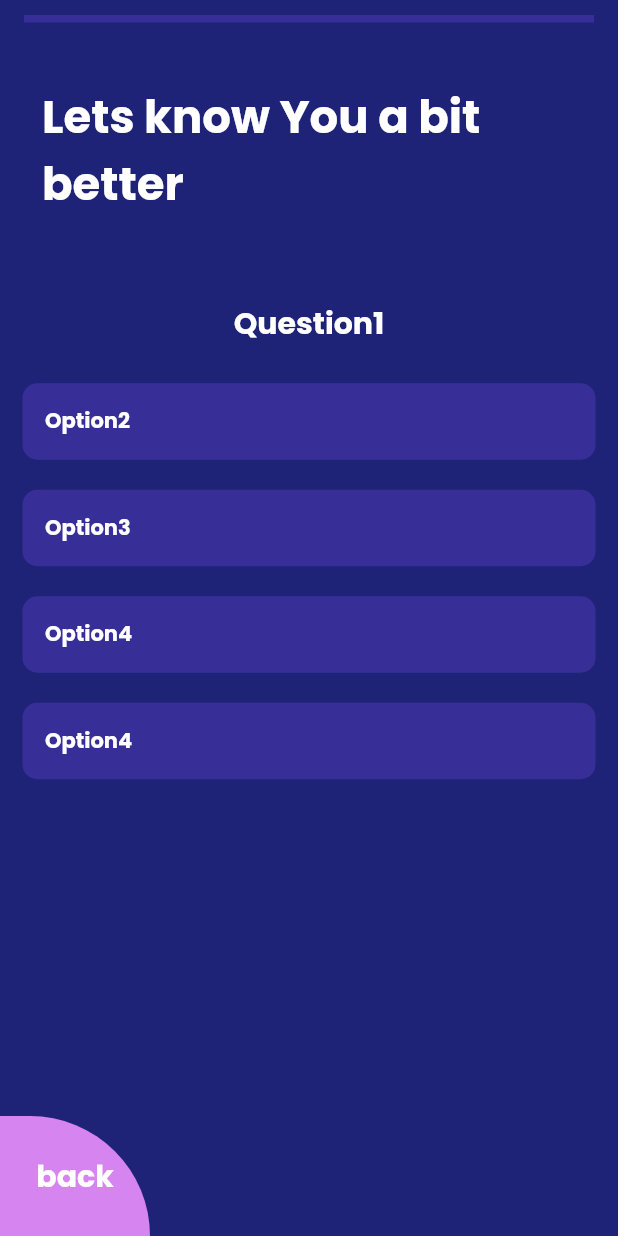
After one commit to rituraj2000/resonate2k21, a Flutter app: the Learning_Path_Quiz screen opened directly, on a phone screen of 412 x 824 dp. The commit adds this screen. Run offline on Flutter 3.47's test engine with Material 2 defaults, Android fonts, the phone set to English and light mode, and no system bars; our stand-ins replace carousel_slider, font_awesome_flutter; missing offline and left inert: flutter_phone_direct_caller.

Commit message:
Home page updated

```diff
--- /dev/null
+++ b/lib/Screens/Screens/Home/Learing_path_Quiz.dart
@@ -0,0 +1,158 @@
+import 'package:flutter/material.dart';
+import 'package:mentprism/ReusableAssets/Progress_Bar.dart';
+import 'package:mentprism/ReusableAssets/rounded_BackButton.dart';
+import 'package:mentprism/Screens/Screens/Journal_Page/questions_Journal.dart';
+import 'package:mentprism/const.dart';
+import 'Learning_Path_Quiz_Questions.dart';
+
+class Learning_Path_Quiz extends StatefulWidget {
+  @override
+  _Learning_Path_QuizState createState() => _Learning_Path_QuizState();
+}
+
+class _Learning_Path_QuizState extends State<Learning_Path_Quiz> {
+  Quiz quiz = Quiz();
+  int current_index = 0;
+  int net_Poit = 0;
+
+  @override
+  Widget build(BuildContext context) {
+    return Scaffold(
+      backgroundColor: primaryBlue,
+      body: SafeArea(
+        child: Column(
+          mainAxisAlignment: MainAxisAlignment.spaceBetween,
+          crossAxisAlignment: CrossAxisAlignment.center,
+          children: [
+            Column(
+              children: [
+                Progress_Tab(),
+                Top_Heading(),
+                Quiz_Question(
+                  quiz: quiz,
+                  question_index: current_index,
+                ),
+                Answer_Button(
+                  quiz: quiz,
+                  question_index: current_index,
+                  option_number: 0,
+                  ontap: () {
+                    if (current_index != (quiz.quiz_Question.length - 1)) {
+                      setState(() {
+                        current_index++;
+                      });
+                    }
+                  },
+                ),
+                Answer_Button(
+                  quiz: quiz,
+                  question_index: current_index,
+                  option_number: 1,
+                  ontap: () {
+                    if (current_index != (quiz.quiz_Question.length - 1)) {
+                      setState(() {
+                        current_index++;
+                      });
+                    }
+                  },
+                ),
+                Answer_Button(
+                  quiz: quiz,
+                  question_index: current_index,
+                  option_number: 2,
+                  ontap: () {
+                    if (current_index != (quiz.quiz_Question.length - 1)) {
+                      setState(() {
+                        current_index++;
+                      });
+                    }
+                  },
+                ),
+                Answer_Button(
+                  quiz: quiz,
+                  question_index: current_index,
+                  option_number: 2,
+                  ontap: () {
+                    if (current_index != (quiz.quiz_Question.length - 1)) {
+                      setState(() {
+                        current_index++;
+                      });
+                    }
+                  },
+                ),
+              ],
+            ),
+            BackButtonRound(),
+          ],
+        ),
+      ),
+    );
+  }
+}
+
+class Answer_Button extends StatelessWidget {
+  Answer_Button(
+      {this.quiz, this.option_number, this.ontap, this.question_index});
+  final Quiz quiz;
+  final int option_number;
+  final Function ontap;
+  final int question_index;
+
+  @override
+  Widget build(BuildContext context) {
+    return GestureDetector(
+      onTap: ontap,
+      child: Container(
+        margin: EdgeInsets.symmetric(horizontal: 15, vertical: 10),
+        alignment: Alignment.centerLeft,
+        width: double.infinity,
+        padding: EdgeInsets.all(15),
+        decoration: BoxDecoration(
+            color: secondaryBlue,
+            borderRadius: BorderRadius.all(Radius.circular(10))),
+        child: Text(
+          quiz.quiz_Question[question_index].options[option_number].option,
+          style: whitecolorBold14,
+        ),
+      ),
+    );
+  }
+}
+
+// Widgets
+
+class Quiz_Question extends StatelessWidget {
+  Quiz_Question({this.quiz, this.question_index});
+
+  final Quiz quiz;
+  final int question_index;
+
+  @override
+  Widget build(BuildContext context) {
+    return Padding(
+      padding: const EdgeInsets.symmetric(vertical: 15, horizontal: 30),
+      child: Text(
+        quiz.quiz_Question[question_index].question,
+        style: whitecolorLight20,
+      ),
+    );
+  }
+}
+
+//Headings
+class Top_Heading extends StatelessWidget {
+  const Top_Heading({
+    Key key,
+  }) : super(key: key);
+
+  @override
+  Widget build(BuildContext context) {
+    return Padding(
+      padding: const EdgeInsets.symmetric(horizontal: 28, vertical: 40),
+      child: Text(
+        'Lets know You a bit better',
+        style: white30Heading,
+      ),
+    );
+  }
+}
--- /dev/null
+++ b/lib/Screens/Screens/Home/Learning_Path_Quiz_Questions.dart
@@ -0,0 +1,65 @@
+class Quiz {
+  List<quiz_question> quiz_Question = [
+    quiz_question(
+      question: 'Question1',
+      options: [
+        quiz_option(
+          option: 'Option2',
+          point: 2,
+        ),
+        quiz_option(
+          option: 'Option3',
+          point: 3,
+        ),
+        quiz_option(
+          option: 'Option4',
+          point: 1,
+        ),
+      ],
+    ),
+    quiz_question(
+      question: 'Question5',
+      options: [
+        quiz_option(
+          option: 'Option8',
+          point: 5,
+        ),
+        quiz_option(
+          option: 'Option3232',
+          point: 7,
+        ),
+        quiz_option(
+          option: 'Option376762',
+          point: 2,
+        ),
+        quiz_option(
+          option: 'Option3434342',
+          point: 2,
+        ),
+      ],
+    ),
+  ];
+}
+/*
+*
+*
+*/
+
+class quiz_question {
+  quiz_question({this.question, this.options});
+
+  String question;
+
+  List<quiz_option> options;
+}
+
+/*
+*
+*/
+
+class quiz_option {
+  quiz_option({this.option, this.point});
+
+  String option;
+  int point;
+}
--- a/lib/Screens/Screens/Home/Time_Management_Instructions.dart
+++ b/lib/Screens/Screens/Home/Time_Management_Instructions.dart
@@ -1,5 +1,6 @@
 import 'package:flutter/material.dart';
 import 'package:mentprism/ReusableAssets/Progress_Bar.dart';
+import 'package:mentprism/Screens/Screens/Home/Learing_path_Quiz.dart';
 import 'package:mentprism/Screens/Screens/RescueSession/RescueQuiz.dart';
 import 'package:mentprism/Screens/Screens/RescueSession/rescue_question.dart';
 import 'package:mentprism/const.dart';
@@ -49,7 +50,7 @@ class _Learning_Path_InstructionsState
                       : () {
                           Navigator.push(context,
                               MaterialPageRoute(builder: (context) {
-                            return RescueQuiz();
+                            return Learning_Path_Quiz();
                           }));
                         },
                 )
```
Also changed, not shown: 1 other file.
